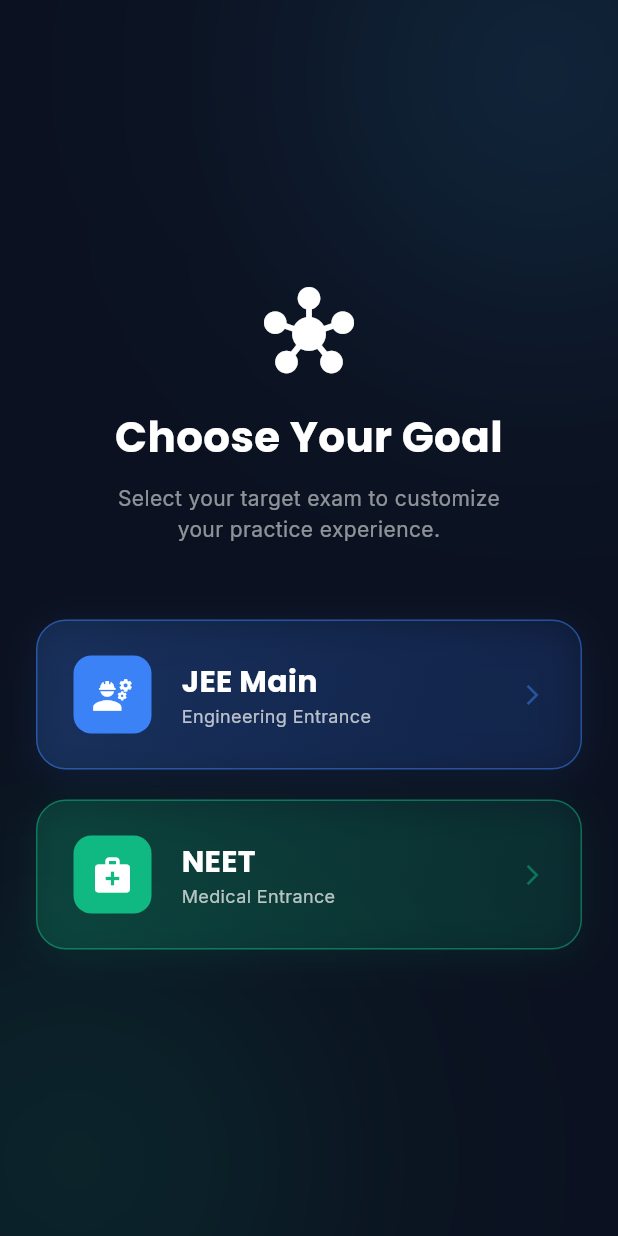
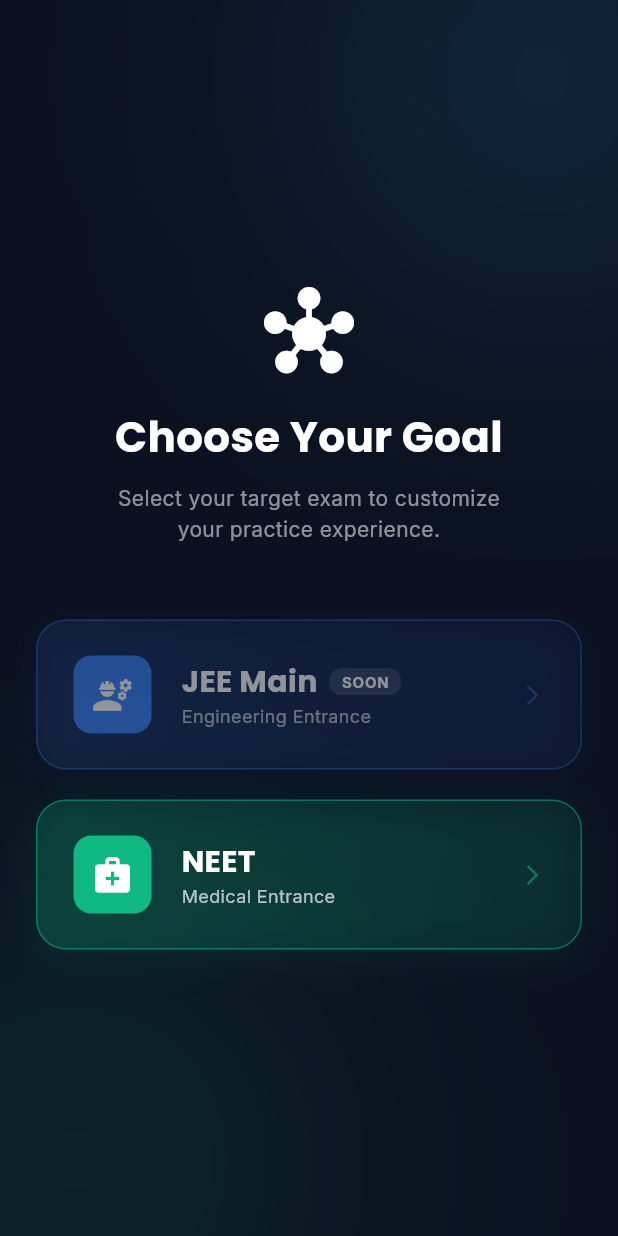
Before and after one commit to jvoltci/questionx, a Flutter app: the screen it shows after launch, on a phone screen of 412 x 824 dp. Run offline on Flutter 3.47's test engine with Material 3 defaults, Android fonts, the phone set to English and light mode, and no system bars; our stand-ins replace dio, drift, firebase_analytics, firebase_core, firebase_crashlytics, fl_chart and 6 more; missing offline and left inert: flutter_math_fork; accounts and stored records are empty; generated files the repository leaves out were written again; network calls fail.

Commit message:
v1.0.0+4: high-yield tags, JEE coming-soon, observability
Content
- High/Medium/Low yield tags via shared FormulaX taxonomy
- Fuzzy substring match handles 287 messy QuestionX topic variants

Features
- JEE Main card: dimmed + "SOON" badge + helpful snackbar (jee.json was empty)
- Yield chip on question detail screen

Infra
- Firebase Crashlytics + Analytics (guarded so missing config is non-fatal)
- Analytics events: exam_selected, coming_soon_tap, quiz_started/finished
- Conditional release signing (debug fallback when key.properties absent)

Fixes
- SDK pin: ^3.12.0-113.0.dev -> >=3.2.0 <4.0.0 (was blocking flutter pub get)

```diff
--- a/lib/home_screen.dart
+++ b/lib/home_screen.dart
@@ -1,3 +1,4 @@
+import 'dart:async';
 import 'dart:ui';
 import 'package:flutter/material.dart';
 import 'package:flutter_riverpod/flutter_riverpod.dart';
@@ -14,6 +15,7 @@
 import 'screens/mistake_screen.dart';
 import 'widgets/tex_view.dart';
 import 'utils/colors.dart';
+import 'services/analytics_service.dart';
 import 'package:drift/drift.dart' as drift;
 
 final selectedExamProvider = StateProvider<String?>((ref) => null);
@@ -113,6 +115,7 @@
     await prefs.setString('selected_exam', exam);
     ref.read(subjectFilterProvider.notifier).state = defaultSubject;
     ref.read(selectedExamProvider.notifier).state = exam;
+    unawaited(AnalyticsService.logExamSelected(exam));
   }
 
   @override
@@ -161,14 +164,27 @@
                     ),
                   ),
                   const SizedBox(height: 50),
-                  _ExamCard(
+                  Builder(builder: (ctx) {
+                    return _ExamCard(
                       title: "JEE Main",
                       subtitle: "Engineering Entrance",
                       icon: Icons.engineering,
                       color1: const Color(0xFF3B82F6),
                       color2: const Color(0xFF2563EB),
-                    onTap: () => _selectExam(ref, "JEE Main", "Physics"),
+                      comingSoon: true,
+                      onTap: () {
+                        AnalyticsService.logComingSoonTap("JEE Main");
+                        ScaffoldMessenger.of(ctx).showSnackBar(
+                          const SnackBar(
+                            content: Text(
+                              "JEE PYQs launching soon. NEET is fully available now.",
                             ),
+                            behavior: SnackBarBehavior.floating,
+                          ),
+                        );
+                      },
+                    );
+                  }),
                   const SizedBox(height: 20),
                   _ExamCard(
                     title: "NEET",
@@ -209,6 +225,7 @@
   final Color color1;
   final Color color2;
   final VoidCallback onTap;
+  final bool comingSoon;
 
   const _ExamCard({
     required this.title,
@@ -217,12 +234,16 @@
     required this.color1,
     required this.color2,
     required this.onTap,
+    this.comingSoon = false,
   });
 
   @override
   Widget build(BuildContext context) {
+    final opacity = comingSoon ? 0.55 : 1.0;
     return GestureDetector(
       onTap: onTap,
+      child: Opacity(
+        opacity: opacity,
         child: Container(
           height: 100,
           decoration: BoxDecoration(
@@ -253,25 +274,54 @@
                 child: Icon(icon, color: Colors.white, size: 28),
               ),
               const SizedBox(width: 20),
-            Column(
+              Expanded(
+                child: Column(
                   mainAxisAlignment: MainAxisAlignment.center,
                   crossAxisAlignment: CrossAxisAlignment.start,
                   children: [
-                Text(
+                    Row(
+                      children: [
+                        Flexible(
+                          child: Text(
                             title,
+                            overflow: TextOverflow.ellipsis,
                             style: GoogleFonts.poppins(
                               fontSize: 20,
                               fontWeight: FontWeight.w700,
                               color: Colors.white,
                             ),
                           ),
+                        ),
+                        if (comingSoon) ...[
+                          const SizedBox(width: 8),
+                          Container(
+                            padding: const EdgeInsets.symmetric(
+                                horizontal: 8, vertical: 2),
+                            decoration: BoxDecoration(
+                              color: Colors.white.withOpacity(0.15),
+                              borderRadius: BorderRadius.circular(8),
+                            ),
+                            child: Text(
+                              "SOON",
+                              style: GoogleFonts.inter(
+                                fontSize: 10,
+                                fontWeight: FontWeight.w700,
+                                color: Colors.white,
+                                letterSpacing: 0.5,
+                              ),
+                            ),
+                          ),
+                        ],
+                      ],
+                    ),
                     Text(
                       subtitle,
-                  style: GoogleFonts.inter(fontSize: 12, color: Colors.white70),
+                      style: GoogleFonts.inter(
+                          fontSize: 12, color: Colors.white70),
                     ),
                   ],
                 ),
-            const Spacer(),
+              ),
               Icon(
                 Icons.arrow_forward_ios,
                 color: color1.withOpacity(0.5),
@@ -279,6 +329,7 @@
               ),
               const SizedBox(width: 24),
             ],
+          ),
         ),
       ),
     );
--- /dev/null
+++ b/lib/services/analytics_service.dart
@@ -0,0 +1,61 @@
+import 'package:firebase_analytics/firebase_analytics.dart';
+import 'package:firebase_core/firebase_core.dart';
+import 'package:firebase_crashlytics/firebase_crashlytics.dart';
+import 'package:flutter/foundation.dart';
+
+class AnalyticsService {
+  AnalyticsService._();
+
+  static bool get _firebaseReady => Firebase.apps.isNotEmpty;
+
+  static Future<void> _log(
+    String name, [
+    Map<String, Object?>? params,
+  ]) async {
+    if (!_firebaseReady) return;
+    try {
+      await FirebaseAnalytics.instance.logEvent(
+        name: name,
+        parameters: params?.cast<String, Object>(),
+      );
+    } catch (e) {
+      debugPrint("Analytics log failed for $name: $e");
+    }
+  }
+
+  static Future<void> logExamSelected(String exam) =>
+      _log('exam_selected', {'exam': exam});
+
+  static Future<void> logQuizStarted({
+    required String exam,
+    required String subject,
+    required int questionCount,
+  }) =>
+      _log('quiz_started', {
+        'exam': exam,
+        'subject': subject,
+        'count': questionCount,
+      });
+
+  static Future<void> logQuizFinished({
+    required int correct,
+    required int wrong,
+    required int skipped,
+    required int durationSeconds,
+  }) =>
+      _log('quiz_finished', {
+        'correct': correct,
+        'wrong': wrong,
+        'skipped': skipped,
+        'duration_s': durationSeconds,
+      });
+
+  static Future<void> logComingSoonTap(String exam) =>
+      _log('coming_soon_tap', {'exam': exam});
+
+  static void recordError(Object error, StackTrace stack, {String? reason}) {
+    if (kDebugMode || !_firebaseReady) return;
+    FirebaseCrashlytics.instance
+        .recordError(error, stack, reason: reason, fatal: false);
+  }
+}
```
Also changed, not shown: assets/topic_weightage.json (added, +155 -0 lines), lib/detail_screen.dart (+50 -0 lines), lib/main.dart (+32 -1 lines), lib/services/weightage_service.dart (added, +78 -0 lines), pubspec.yaml (+7 -2 lines), 3 other files. Lines whose indentation alone changed are shown as unchanged.
